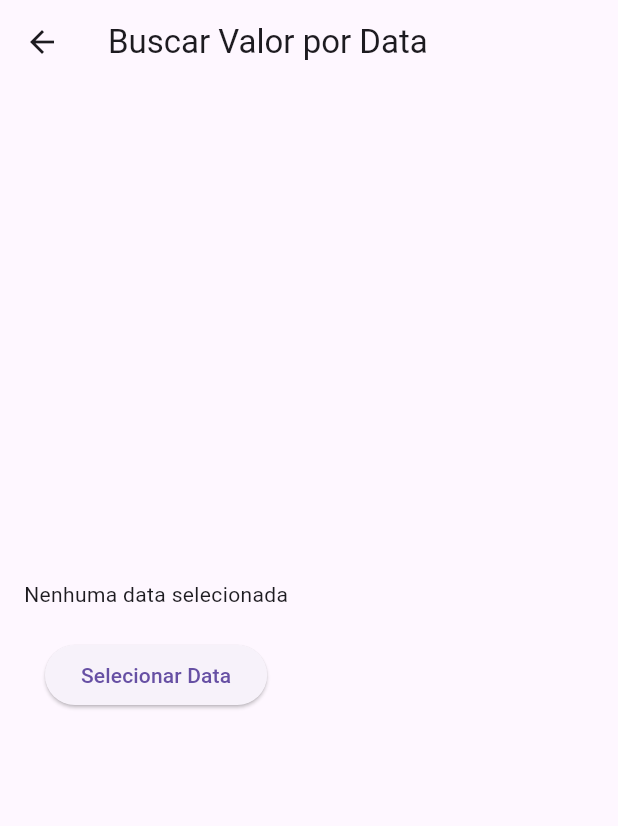
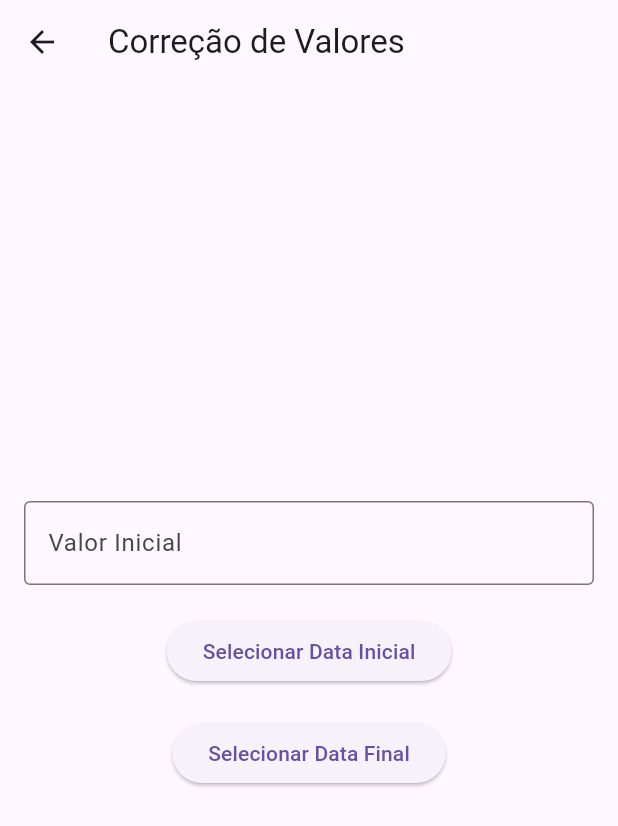
Before and after one commit to JarlissonTomaz/flutter_calculadora_juros_compostos, a Flutter app: the DatePickerExample screen opened directly, on a phone screen of 412 x 824 dp. Shown: the top 826 px of the screen. Run offline on Flutter 3.47's test engine with Material 3 defaults, Android fonts, the light colour scheme and no system bars; network calls fail.

Commit message:
update: correção de valores

```diff
--- a/lib/views/compound_interest_calculator.dart
+++ b/lib/views/compound_interest_calculator.dart
@@ -7,7 +7,7 @@ class CalculadoraJC extends StatefulWidget {
   const CalculadoraJC({super.key});
 
   @override
-  _CalculadoraJCState createState() => _CalculadoraJCState();
+  State<CalculadoraJC> createState() => _CalculadoraJCState();
 }
 
 class _CalculadoraJCState extends State<CalculadoraJC> {
--- a/lib/views/correction_of_values.dart
+++ b/lib/views/correction_of_values.dart
@@ -6,7 +6,7 @@ class SelicCalculator extends StatefulWidget {
   const SelicCalculator({super.key});
 
   @override
-  _SelicCalculatorState createState() => _SelicCalculatorState();
+  State<SelicCalculator> createState() => _SelicCalculatorState();
 }
 
 class _SelicCalculatorState extends State<SelicCalculator> {
--- a/lib/views/testapi.dart
+++ b/lib/views/testapi.dart
@@ -1,42 +1,40 @@
 import 'dart:convert';
 import 'package:flutter/material.dart';
-import 'package:flutter/services.dart';
-import 'package:http/http.dart' as http; // Importar o pacote http
+import 'package:http/http.dart' as http;
 
 class DatePickerExample extends StatefulWidget {
+  const DatePickerExample({super.key});
+
   @override
-  _DatePickerExampleState createState() => _DatePickerExampleState();
+  State<DatePickerExample> createState() => _DatePickerExampleState();
 }
 
 class _DatePickerExampleState extends State<DatePickerExample> {
-  DateTime? _selectedDate; // Data selecionada no DatePicker
-  String? _valor; // Valor correspondente à data selecionada
-  List<Map<String, dynamic>> _dados = []; // Lista de dados carregados
+  DateTime? _dataInicial;
+  DateTime? _dataFinal;
+  double? _valorFinal;
+  List<Map<String, dynamic>> _dados = [];
+  final TextEditingController _valorInicialController = TextEditingController();
 
   @override
   void initState() {
     super.initState();
-    carregarDados(); // Carregar os dados ao iniciar o app
+    carregarDados();
   }
 
-  // Carregar os dados da API (ao invés de um arquivo local)
   Future<void> carregarDados() async {
-    // Substitua pela URL da sua API
     final url = 'https://api.bcb.gov.br/dados/serie/bcdata.sgs.11/dados?formato=json';
 
     try {
-      // Fazendo a requisição HTTP
       final response = await http.get(Uri.parse(url));
 
       if (response.statusCode == 200) {
-        // Se a requisição for bem-sucedida, parse os dados JSON
         final List<dynamic> dados = json.decode(response.body);
 
         setState(() {
           _dados = dados.cast<Map<String, dynamic>>();
         });
       } else {
-        // Em caso de erro na requisição
         throw Exception('Falha ao carregar dados');
       }
     } catch (e) {
@@ -44,34 +42,58 @@ class _DatePickerExampleState extends State<DatePickerExample> {
     }
   }
 
-  // Método para buscar o valor correspondente à data
+  double calcularValorFinal(
+      double valorInicial, DateTime dataInicial, DateTime dataFinal) {
+    int dias = dataFinal.difference(dataInicial).inDays; // Dias entre as datas
+    double valorFinal = valorInicial;
+
+    for (int i = 0; i <= dias; i++) {
+      final dataAtual = dataInicial.add(Duration(days: i));
+      final dataFormatada =
+          "${dataAtual.day.toString().padLeft(2, '0')}/${dataAtual.month.toString().padLeft(2, '0')}/${dataAtual.year}";
+
+      // Buscar a taxa para a data atual
+      final taxaDiaria = (double.tryParse(buscarValor(dataFormatada) ?? '0') ?? 0) / 100;
+
+      // Aplicar juros compostos
+      valorFinal *= (1 + taxaDiaria);
+    }
+
+    return valorFinal;
+  }
+
   String? buscarValor(String dataFormatada) {
     final item = _dados.firstWhere(
       (item) => item['data'] == dataFormatada,
-
+      orElse: () => {},
     );
-    return item?['valor'];
+    return item['valor'];
   }
 
-  // Exibir o DatePicker
-  Future<void> _selecionarData(BuildContext context) async {
+  Future<void> _selecionarData(BuildContext context, bool isInicial) async {
     final dataEscolhida = await showDatePicker(
       context: context,
       initialDate: DateTime.now(),
-      firstDate: DateTime(1980),
+      firstDate: DateTime(1987),
       lastDate: DateTime.now(),
     );
 
     if (dataEscolhida != null) {
       setState(() {
-        _selectedDate = dataEscolhida;
+        if (isInicial) {
+          _dataInicial = dataEscolhida;
+        } else {
+          _dataFinal = dataEscolhida;
+        }
 
-        // Formatar a data no formato "DD/MM/AAAA" para correspondência
-        final dataFormatada =
-            "${dataEscolhida.day.toString().padLeft(2, '0')}/${dataEscolhida.month.toString().padLeft(2, '0')}/${dataEscolhida.year}";
+        if (_dataInicial != null &&
+            _dataFinal != null &&
+            _valorInicialController.text.isNotEmpty) {
+          final valorInicial = double.tryParse(_valorInicialController.text) ?? 0.0;
 
-        // Buscar o valor correspondente
-        _valor = buscarValor(dataFormatada);
+          // Calcular o valor final corrigido
+          _valorFinal = calcularValorFinal(valorInicial, _dataInicial!, _dataFinal!);
+        }
       });
     }
   }
@@ -80,28 +102,41 @@ class _DatePickerExampleState extends State<DatePickerExample> {
   Widget build(BuildContext context) {
     return Scaffold(
       appBar: AppBar(
-        title: Text('Buscar Valor por Data'),
+        title: Text('Correção de Valores'),
       ),
       body: Padding(
         padding: const EdgeInsets.all(16.0),
         child: Column(
           mainAxisAlignment: MainAxisAlignment.center,
           children: [
-            Text(
-              _selectedDate == null
-                  ? 'Nenhuma data selecionada'
-                  : 'Data selecionada: ${_selectedDate!.day}/${_selectedDate!.month}/${_selectedDate!.year}',
+            TextField(
+              controller: _valorInicialController,
+              keyboardType: TextInputType.number,
+              decoration: InputDecoration(
+                labelText: 'Valor Inicial',
+                border: OutlineInputBorder(),
+              ),
             ),
             SizedBox(height: 20),
             ElevatedButton(
-              onPressed: () => _selecionarData(context),
-              child: Text('Selecionar Data'),
+              onPressed: () => _selecionarData(context, true),
+              child: Text(_dataInicial == null
+                  ? 'Selecionar Data Inicial'
+                  : 'Data Inicial: ${_dataInicial!.day}/${_dataInicial!.month}/${_dataInicial!.year}'),
             ),
             SizedBox(height: 20),
-            if (_valor != null)
-              Text('Valor: $_valor')
-            else if (_selectedDate != null)
-              Text('Nenhum valor encontrado para a data selecionada.'),
+            ElevatedButton(
+              onPressed: () => _selecionarData(context, false),
+              child: Text(_dataFinal == null
+                  ? 'Selecionar Data Final'
+                  : 'Data Final: ${_dataFinal!.day}/${_dataFinal!.month}/${_dataFinal!.year}'),
+            ),
+            SizedBox(height: 20),
+            if (_valorFinal != null)
+              Text(
+                'Valor Final Corrigido: R\$ ${_valorFinal!.toStringAsFixed(2)}',
+                style: TextStyle(fontSize: 18, fontWeight: FontWeight.bold),
+              ),
           ],
         ),
       ),
```
Also changed, not shown: lib/component/calculadora_test2.dart (added, +19 -0 lines), lib/component/calculadora_test.dart (line endings or trailing spaces).
